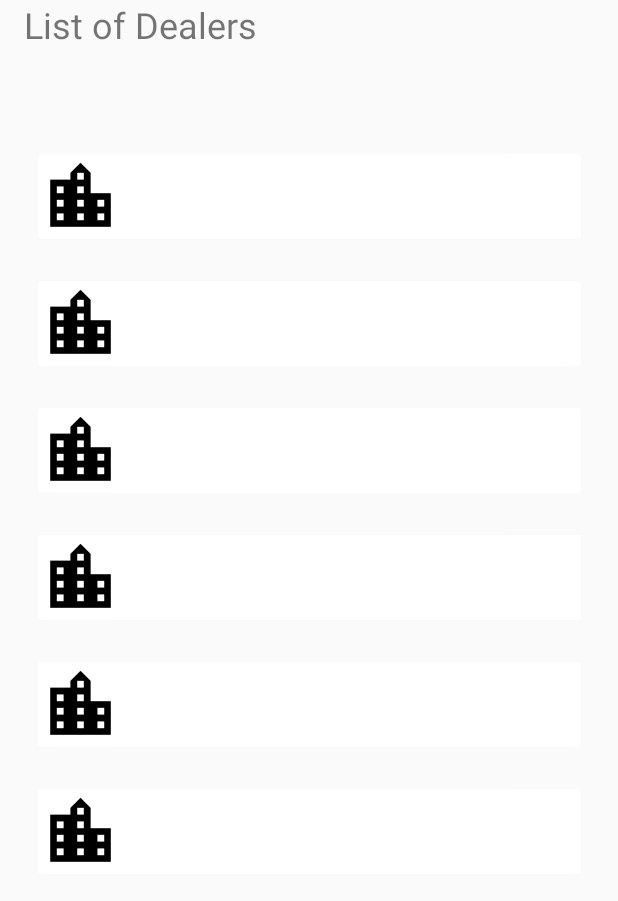
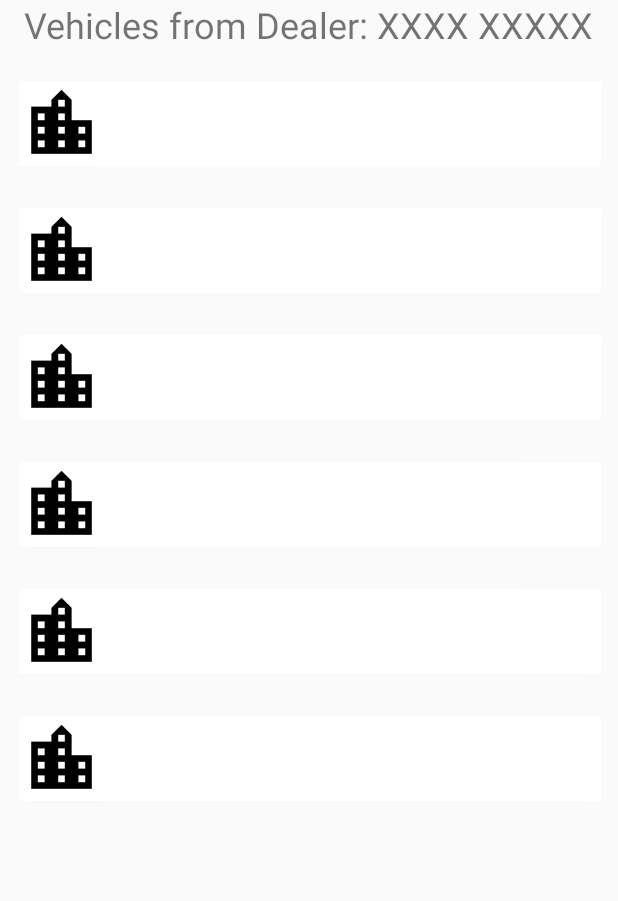
Before and after one commit to realityexpander/CoxVAutoDealerApp, an Android app: the layout fragment_dealers.xml on its own in the app's theme, with its tools: preview values and no code run, on a phone screen of 412 x 824 dp. Shown: the top 901 px of the screen. Run offline under Robolectric (Android 15) with nearby library versions, the phone set to English and light mode, and no system bars.

Commit message:
fix alignment problems on Nexus 5x

```diff
--- a/app/src/main/java/com/example/android/coxcardealer/network/CarsApiService.kt
+++ b/app/src/main/java/com/example/android/coxcardealer/network/CarsApiService.kt
@@ -70,6 +70,7 @@ fun setupRetrofitAndOkHttpClient(context: Context?) {
     client = OkHttpClient.Builder()
         .dispatcher(dispatcher)
         .connectionPool(pool)
+        .readTimeout(30, TimeUnit.SECONDS)
         .cache(Cache(
             cacheDir,
             10L * 1024L * 1024L // 1 MiB
--- a/app/src/main/res/layout/fragment_dealers.xml
+++ b/app/src/main/res/layout/fragment_dealers.xml
@@ -12,26 +12,29 @@
 
         <TextView
           android:id="@+id/textView"
-          android:layout_width="287dp"
-          android:layout_height="34dp"
+          android:layout_width="392dp"
+          android:layout_height="40dp"
           android:layout_marginStart="16dp"
           android:text="@string/dealers"
           android:textSize="24sp"
           app:layout_constraintStart_toStartOf="parent"
-          app:layout_constraintTop_toTopOf="parent" />
+          app:layout_constraintTop_toTopOf="parent"
+          tools:text="Vehicles from Dealer: XXXX XXXXX" />
 
         <androidx.recyclerview.widget.RecyclerView
           android:id="@+id/dealers_list"
-          android:layout_width="399dp"
-          android:layout_height="693dp"
+          android:layout_width="413dp"
+          android:layout_height="644dp"
+          android:layout_marginBottom="4dp"
           android:clipToPadding="false"
-          android:padding="6dp"
+          android:paddingBottom="20dp"
           app:dealerListData="@{viewModel.dealers}"
           app:layoutManager="androidx.recyclerview.widget.LinearLayoutManager"
           app:layout_constraintBottom_toBottomOf="parent"
           app:layout_constraintLeft_toLeftOf="parent"
           app:layout_constraintRight_toRightOf="parent"
           app:layout_constraintTop_toBottomOf="@+id/textView"
+          app:layout_constraintVertical_bias="0.0"
           app:spanCount="1"
           tools:itemCount="16"
           tools:listitem="@layout/dealer_view_item" />
```
Also changed, not shown: app/src/main/java/com/example/android/coxcardealer/dealers/DealersViewModel.kt (+6 -7 lines), app/src/main/res/layout/fragment_vehicles.xml (+4 -3 lines).
